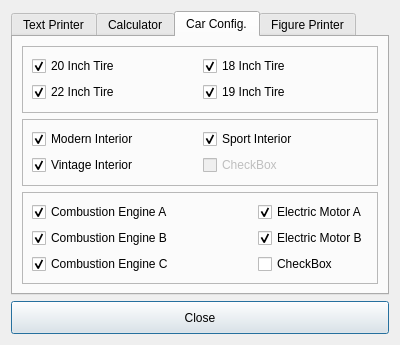
Old version of the form gym_gui_environments/pyside_gui_environments/src/settings_dialog.ui in the repository neuroevolution-ai/GymGuiEnvironments.
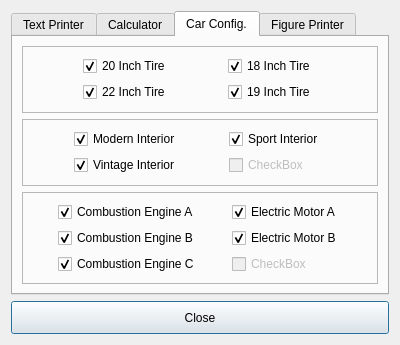
New version of the form. The open tabs and pages were chosen to show the change.

Commit message:
Set horizontal size policy of all buttons to Maximum -> Fixes coordinate bug
- Without this fix the width of these widgets extend over the whole layout (exceeding the name of the buttonts)
but clicks in this extended space do not trigger the buttons (check boxes, radio buttons)
- The random widget clicker uses the width parameter to calculate a random local position and therefore used this
extended space. A click was registered on a button and the logic triggered but visually the buttons were not pressed

```diff
--- a/gym_gui_environments/pyside_gui_environments/src/settings_dialog.ui
+++ b/gym_gui_environments/pyside_gui_environments/src/settings_dialog.ui
@@ -258,6 +258,12 @@
            <layout class="QVBoxLayout" name="verticalLayout_16">
             <item>
              <widget class="QCheckBox" name="tire_20_inch_checkbox">
+              <property name="sizePolicy">
+               <sizepolicy hsizetype="Maximum" vsizetype="Fixed">
+                <horstretch>0</horstretch>
+                <verstretch>0</verstretch>
+               </sizepolicy>
+              </property>
               <property name="text">
                <string>20 Inch Tire</string>
               </property>
@@ -268,6 +274,12 @@
             </item>
             <item>
              <widget class="QCheckBox" name="tire_22_inch_checkbox">
+              <property name="sizePolicy">
+               <sizepolicy hsizetype="Maximum" vsizetype="Fixed">
+                <horstretch>0</horstretch>
+                <verstretch>0</verstretch>
+               </sizepolicy>
+              </property>
               <property name="text">
                <string>22 Inch Tire</string>
               </property>
@@ -282,6 +294,12 @@
            <layout class="QVBoxLayout" name="verticalLayout_14">
             <item>
              <widget class="QCheckBox" name="tire_18_inch_checkbox">
+              <property name="sizePolicy">
+               <sizepolicy hsizetype="Maximum" vsizetype="Fixed">
+                <horstretch>0</horstretch>
+                <verstretch>0</verstretch>
+               </sizepolicy>
+              </property>
               <property name="text">
                <string>18 Inch Tire</string>
               </property>
@@ -292,6 +310,12 @@
             </item>
             <item>
              <widget class="QCheckBox" name="tire_19_inch_checkbox">
+              <property name="sizePolicy">
+               <sizepolicy hsizetype="Maximum" vsizetype="Fixed">
+                <horstretch>0</horstretch>
+                <verstretch>0</verstretch>
+               </sizepolicy>
+              </property>
               <property name="text">
                <string>19 Inch Tire</string>
               </property>
@@ -318,6 +342,12 @@
            <layout class="QVBoxLayout" name="verticalLayout_17">
             <item>
              <widget class="QCheckBox" name="modern_interior_checkbox">
+              <property name="sizePolicy">
+               <sizepolicy hsizetype="Maximum" vsizetype="Fixed">
+                <horstretch>0</horstretch>
+                <verstretch>0</verstretch>
+               </sizepolicy>
+              </property>
               <property name="text">
                <string>Modern Interior</string>
               </property>
@@ -328,6 +358,12 @@
             </item>
             <item>
              <widget class="QCheckBox" name="vintage_interior_checkbox">
+              <property name="sizePolicy">
+               <sizepolicy hsizetype="Maximum" vsizetype="Fixed">
+                <horstretch>0</horstretch>
+                <verstretch>0</verstretch>
+               </sizepolicy>
+              </property>
               <property name="text">
                <string>Vintage Interior</string>
               </property>
@@ -342,6 +378,12 @@
            <layout class="QVBoxLayout" name="verticalLayout_18">
             <item>
              <widget class="QCheckBox" name="sport_interior_checkbox">
+              <property name="sizePolicy">
+               <sizepolicy hsizetype="Maximum" vsizetype="Fixed">
+                <horstretch>0</horstretch>
+                <verstretch>0</verstretch>
+               </sizepolicy>
+              </property>
               <property name="text">
                <string>Sport Interior</string>
               </property>
@@ -355,6 +397,12 @@
               <property name="enabled">
                <bool>false</bool>
               </property>
+              <property name="sizePolicy">
+               <sizepolicy hsizetype="Maximum" vsizetype="Fixed">
+                <horstretch>0</horstretch>
+                <verstretch>0</verstretch>
+               </sizepolicy>
+              </property>
               <property name="text">
                <string>CheckBox</string>
               </property>
@@ -378,6 +426,12 @@
            <layout class="QVBoxLayout" name="verticalLayout_19">
             <item>
              <widget class="QCheckBox" name="combustion_engine_a_checkbox">
+              <property name="sizePolicy">
+               <sizepolicy hsizetype="Maximum" vsizetype="Fixed">
+                <horstretch>0</horstretch>
+                <verstretch>0</verstretch>
+               </sizepolicy>
+              </property>
               <property name="text">
                <string>Combustion Engine A</string>
               </property>
@@ -388,6 +442,12 @@
             </item>
             <item>
              <widget class="QCheckBox" name="combustion_engine_b_checkbox">
+              <property name="sizePolicy">
+               <sizepolicy hsizetype="Maximum" vsizetype="Fixed">
+                <horstretch>0</horstretch>
+                <verstretch>0</verstretch>
+               </sizepolicy>
+              </property>
               <property name="text">
                <string>Combustion Engine B</string>
               </property>
@@ -398,6 +458,12 @@
             </item>
             <item>
              <widget class="QCheckBox" name="combustion_engine_c_checkbox">
+              <property name="sizePolicy">
+               <sizepolicy hsizetype="Maximum" vsizetype="Fixed">
+                <horstretch>0</horstretch>
+                <verstretch>0</verstretch>
+               </sizepolicy>
+              </property>
               <property name="text">
                <string>Combustion Engine C</string>
               </property>
@@ -412,6 +478,12 @@
            <layout class="QVBoxLayout" name="verticalLayout_20">
             <item>
              <widget class="QCheckBox" name="electric_motor_a_checkbox">
+              <property name="sizePolicy">
+               <sizepolicy hsizetype="Maximum" vsizetype="Fixed">
+                <horstretch>0</horstretch>
+                <verstretch>0</verstretch>
+               </sizepolicy>
+              </property>
               <property name="text">
                <string>Electric Motor A</string>
               </property>
@@ -422,6 +494,12 @@
             </item>
             <item>
              <widget class="QCheckBox" name="electric_motor_b_checkbox">
+              <property name="sizePolicy">
+               <sizepolicy hsizetype="Maximum" vsizetype="Fixed">
+                <horstretch>0</horstretch>
+                <verstretch>0</verstretch>
+               </sizepolicy>
+              </property>
               <property name="text">
                <string>Electric Motor B</string>
               </property>
@@ -432,6 +510,15 @@
             </item>
             <item>
              <widget class="QCheckBox" name="dummy_checkbox_electric_motor">
+              <property name="enabled">
+               <bool>false</bool>
+              </property>
+              <property name="sizePolicy">
+               <sizepolicy hsizetype="Maximum" vsizetype="Fixed">
+                <horstretch>0</horstretch>
+                <verstretch>0</verstretch>
+               </sizepolicy>
+              </property>
               <property name="text">
                <string>CheckBox</string>
               </property>
```
Left out of the diff: 129 changed lines with no effect on the pictures.
